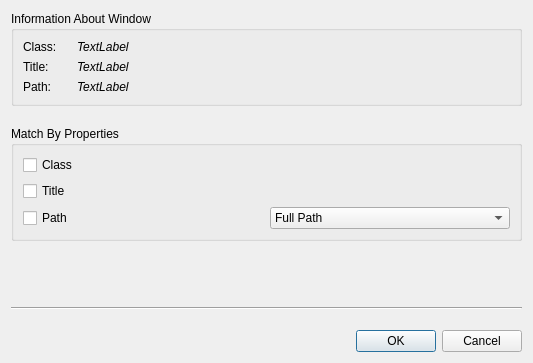
The window that src/gui/capturedwindowinfodialog.ui (davaughnl/Pad) describes before a commit, drawn with Qt 5.
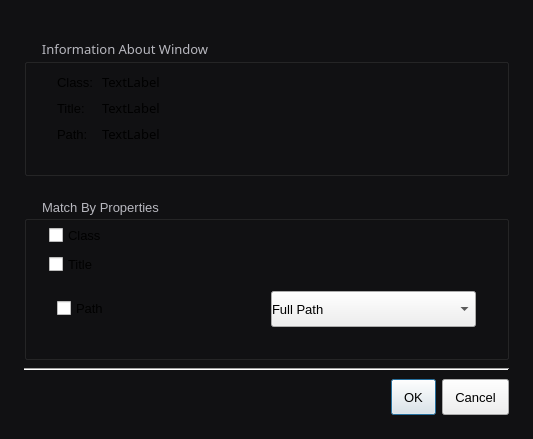
The same window after the commit.

Commit message: Polish calibration about and auxiliary profile dialogs

Diff of the .ui file:
```diff
--- a/src/gui/capturedwindowinfodialog.ui
+++ b/src/gui/capturedwindowinfodialog.ui
@@ -2,6 +2,24 @@
 <ui version="4.0">
  <class>CapturedWindowInfoDialog</class>
  <widget class="QDialog" name="CapturedWindowInfoDialog">
+  <property name="styleSheet"><string>QWidget { font-family: &quot;Geist&quot;; font-size: 13px; font-weight: 400; }
+QDialog { background: #111113; }
+QPushButton, QToolButton { min-height: 24px; padding: 5px 12px; }
+QComboBox, QLineEdit, QSpinBox, QDoubleSpinBox { min-height: 24px; padding-top: 5px; padding-bottom: 5px; }
+QSpinBox { min-width: 96px; }
+QGroupBox { padding: 16px; margin-top: 16px; }
+QGroupBox::title { color: #b8b8bf; left: 16px; }
+QLabel:disabled, QCheckBox:disabled { color: #67676f; }
+QDialogButtonBox { border: none; padding-top: 8px; }
+QTextBrowser, QPlainTextEdit { background: #19191c; border: 1px solid #303036; border-radius: 8px; padding: 16px; color: #eeeeef; selection-background-color: #505058; }
+QLabel#titleLabel { font-size: 24px; }
+QLabel#versionLabel, QLabel#copyrightLabel { color: #a0a0a8; }
+QLabel#steps { color: #b8b8bf; padding: 16px; background: #19191c; border: 1px solid #303036; border-radius: 8px; }
+QStackedWidget#statusStack { background: #19191c; border: 1px solid #303036; border-radius: 8px; }
+QFrame[frameShape="4"], QFrame[frameShape="5"] { color: #29292d; background: #29292d; max-height: 1px; border: none; }
+QTableWidget { background: #19191c; border: 1px solid #303036; gridline-color: #29292d; }
+QHeaderView::section { background: #242427; color: #b8b8bf; padding: 8px; border: none; }
+</string></property>
   <property name="geometry">
    <rect>
     <x>0</x>
@@ -14,16 +32,16 @@
    <string>Captured Window Properties</string>
   </property>
   <layout class="QVBoxLayout" name="verticalLayout_3">
-   <property name="spacing">
-    <number>20</number>
-   </property>
-   <item>
+
+<property name="leftMargin"><number>24</number></property>
+<property name="topMargin"><number>24</number></property>
+<property name="rightMargin"><number>24</number></property>
+<property name="bottomMargin"><number>24</number></property>
+<property name="spacing"><number>8</number></property>
+<item>
     <widget class="QGroupBox" name="infoGroupBox">
      <property name="font">
-      <font>
-       <weight>50</weight>
-       <bold>false</bold>
-      </font>
+      <font><family>Geist</family><weight>50</weight><bold>false</bold></font>
      </property>
      <property name="title">
       <string>Information About Window</string>
@@ -32,12 +50,21 @@
       <bool>true</bool>
      </property>
      <layout class="QVBoxLayout" name="verticalLayout">
-      <item>
+
+<property name="leftMargin"><number>8</number></property>
+<property name="topMargin"><number>8</number></property>
+<property name="rightMargin"><number>8</number></property>
+<property name="bottomMargin"><number>8</number></property>
+<property name="spacing"><number>8</number></property>
+<item>
        <layout class="QFormLayout" name="formLayout">
-        <property name="horizontalSpacing">
-         <number>20</number>
-        </property>
-        <item row="0" column="0">
+
+<property name="leftMargin"><number>8</number></property>
+<property name="topMargin"><number>8</number></property>
+<property name="rightMargin"><number>8</number></property>
+<property name="bottomMargin"><number>8</number></property>
+<property name="spacing"><number>8</number></property>
+<item row="0" column="0">
          <widget class="QLabel" name="winClassHeadLabel">
           <property name="text">
            <string>Class:</string>
@@ -47,9 +74,7 @@
         <item row="0" column="1">
          <widget class="QLabel" name="winClassLabel">
           <property name="font">
-           <font>
-            <italic>true</italic>
-           </font>
+           <font><family>Geist</family><weight>50</weight><bold>false</bold></font>
           </property>
           <property name="text">
            <string>TextLabel</string>
@@ -66,9 +91,7 @@
         <item row="1" column="1">
          <widget class="QLabel" name="winTitleLabel">
           <property name="font">
-           <font>
-            <italic>true</italic>
-           </font>
+           <font><family>Geist</family><weight>50</weight><bold>false</bold></font>
           </property>
           <property name="text">
            <string>TextLabel</string>
@@ -85,9 +108,7 @@
         <item row="2" column="1">
          <widget class="QLabel" name="winPathLabel">
           <property name="font">
-           <font>
-            <italic>true</italic>
-           </font>
+           <font><family>Geist</family><weight>50</weight><bold>false</bold></font>
           </property>
           <property name="text">
            <string>TextLabel</string>
@@ -114,7 +135,13 @@
       <bool>false</bool>
      </property>
      <layout class="QVBoxLayout" name="verticalLayout_2">
-      <item>
+
+<property name="leftMargin"><number>8</number></property>
+<property name="topMargin"><number>8</number></property>
+<property name="rightMargin"><number>8</number></property>
+<property name="bottomMargin"><number>8</number></property>
+<property name="spacing"><number>8</number></property>
+<item>
        <widget class="QCheckBox" name="winClassCheckBox">
         <property name="text">
          <string>Class</string>
@@ -130,7 +157,13 @@
       </item>
       <item>
        <layout class="QHBoxLayout" name="horizontalLayout">
-        <item>
+
+<property name="leftMargin"><number>8</number></property>
+<property name="topMargin"><number>8</number></property>
+<property name="rightMargin"><number>8</number></property>
+<property name="bottomMargin"><number>8</number></property>
+<property name="spacing"><number>8</number></property>
+<item>
          <widget class="QCheckBox" name="winPathCheckBox">
           <property name="text">
            <string>Path</string>
```
The commit also changes 6 other files.
